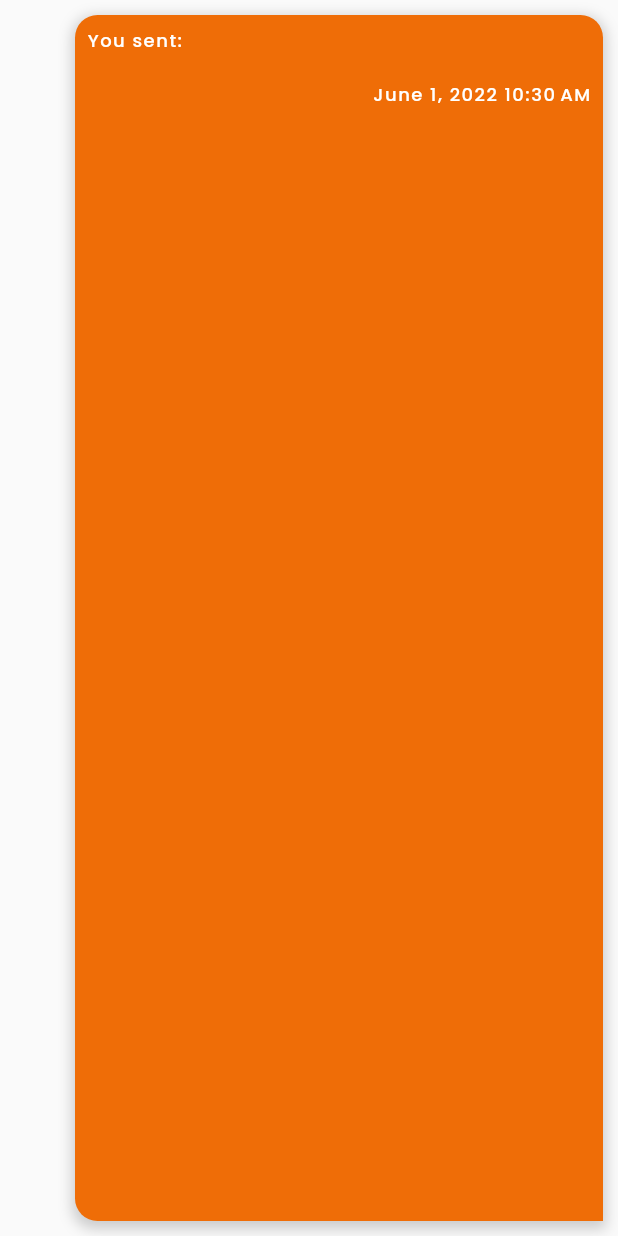
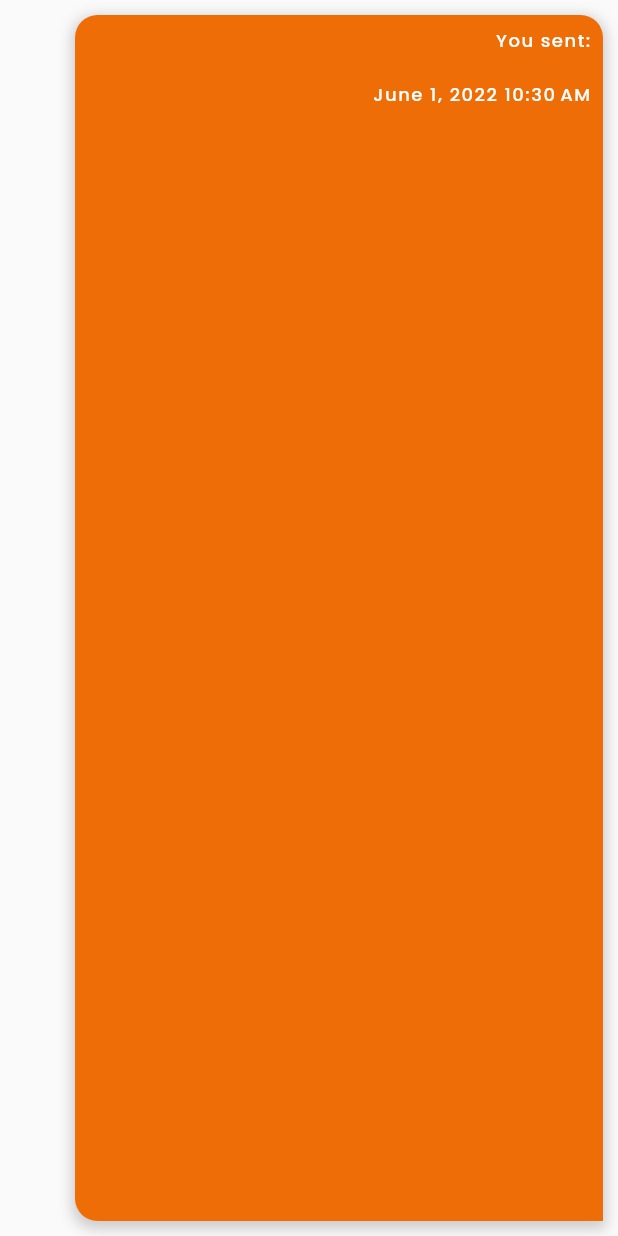
Before and after one commit to gilbenferolino29/FEROLINO_chat_app, a Flutter app: the ChatCard widget shown alone on an empty page, opened directly with empty values, on a phone screen of 412 x 824 dp. Run offline on Flutter 3.47's test engine with Material 2 defaults, Android fonts, the light colour scheme and no system bars; our stand-ins replace cloud_firestore, firebase_auth, firebase_core, get_it, google_fonts; accounts and stored records are empty.

Commit message:
Some changes

```diff
--- a/chat_app/lib/src/screens/chat_screen.dart
+++ b/chat_app/lib/src/screens/chat_screen.dart
@@ -232,7 +232,13 @@ class ChatCard extends StatelessWidget {
                       future: ChatUser.fromUid(uid: chat.sentBy),
                       builder: (context, AsyncSnapshot<ChatUser> snap) {
                         if (snap.hasData) {
-                          return Text(
+                          return Row(
+                            mainAxisAlignment: chat.sentBy ==
+                                    FirebaseAuth.instance.currentUser?.uid
+                                ? MainAxisAlignment.end
+                                : MainAxisAlignment.start,
+                            children: [
+                              Text(
                                   chat.sentBy ==
                                           FirebaseAuth.instance.currentUser?.uid
                                       ? 'You sent:'
@@ -240,15 +246,25 @@ class ChatCard extends StatelessWidget {
                                   style: chat.sentBy ==
                                           FirebaseAuth.instance.currentUser?.uid
                                       ? messageOwn
-                                  : messageOther);
+                                      : messageOther),
+                            ],
+                          );
                         }
                         return const Text('User');
                       }),
+                  Row(
+                    mainAxisAlignment:
+                        chat.sentBy == FirebaseAuth.instance.currentUser?.uid
+                            ? MainAxisAlignment.end
+                            : MainAxisAlignment.start,
+                    children: [
                       Text(chat.message,
-                      style:
-                          chat.sentBy == FirebaseAuth.instance.currentUser?.uid
+                          style: chat.sentBy ==
+                                  FirebaseAuth.instance.currentUser?.uid
                               ? messageOwn
                               : messageOther),
+                    ],
+                  ),
                   Row(
                     mainAxisAlignment: MainAxisAlignment.end,
                     children: [
```
Lines whose indentation alone changed are shown as unchanged.
